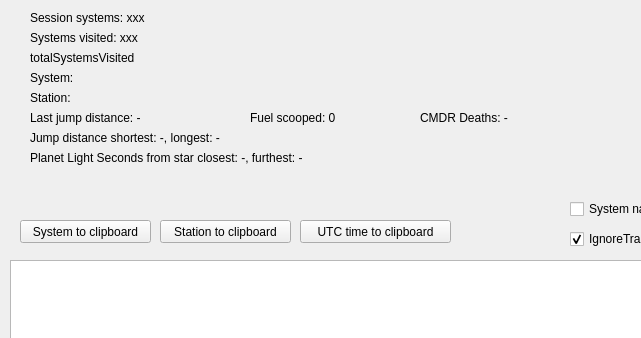
Old version of the form mainwindow.ui in the repository SnakeManPMC/elite-EliteLog; both pictures show x 0 to 641 and y 0 to 338 of the 840 by 606 pixel window.
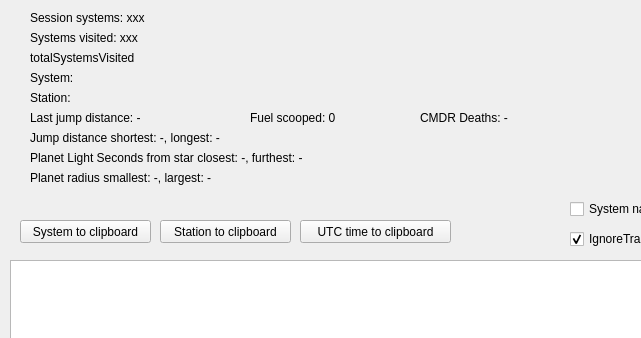
New version of the form.

Commit message: Scanned planet smallest/largest highscore.

The edit to the form file:
```diff
--- a/mainwindow.ui
+++ b/mainwindow.ui
@@ -222,6 +222,19 @@
      <string>System: </string>
     </property>
    </widget>
+   <widget class="QLabel" name="PlanetRadiusRecords">
+    <property name="geometry">
+     <rect>
+      <x>30</x>
+      <y>170</y>
+      <width>481</width>
+      <height>16</height>
+     </rect>
+    </property>
+    <property name="text">
+     <string>Planet radius smallest: -, largest: -</string>
+    </property>
+   </widget>
   </widget>
   <widget class="QMenuBar" name="menuBar">
    <property name="geometry">
```
The commit also changes 2 other files.
